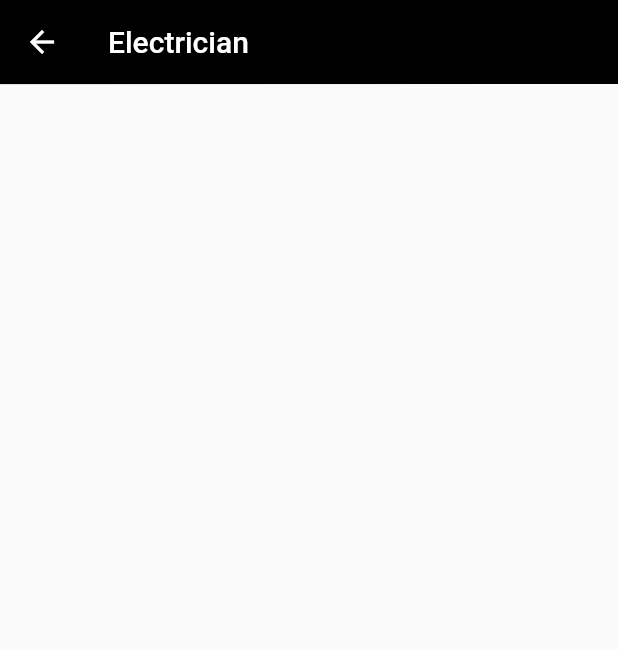
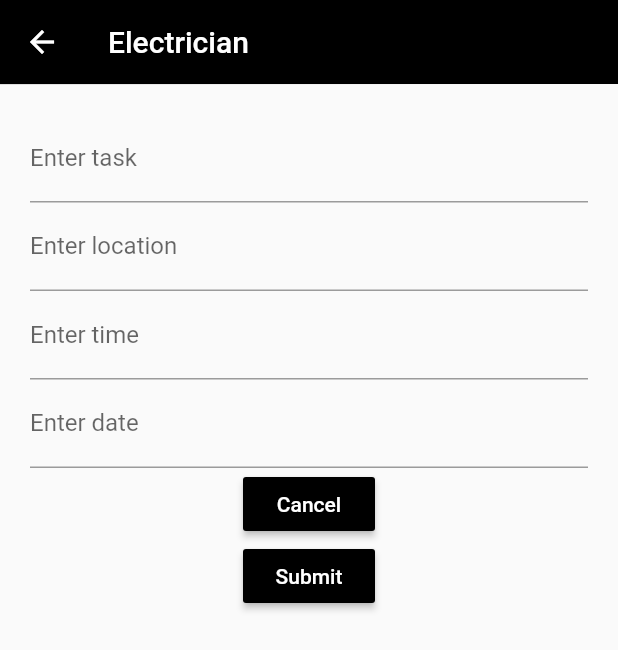
Before and after one commit to ashutoshjak/Jobapp, a Flutter app: the Electrician screen opened directly, on a phone screen of 412 x 824 dp. Shown: the top 650 px of the screen. Run offline on Flutter 3.47's test engine with Material 2 defaults, Android fonts, the phone set to English and light mode, and no system bars; our stand-ins replace carousel_pro.

Commit message:
changes in electricain

```diff
--- a/lib/pages/electrician.dart
+++ b/lib/pages/electrician.dart
@@ -9,12 +9,45 @@ class _ElectricianState extends State<Electrician> {
   @override
   Widget build(BuildContext context) {
     return Scaffold(
-      appBar: new AppBar(
-        elevation: 0.2,
-        backgroundColor: Colors.black,
-        title: Text('Electrician'),
+        appBar: new AppBar(
+          elevation: 0.2,
+          backgroundColor: Colors.black,
+          title: Text('Electrician'),
+        ),
+        body: new Padding(
+          padding: const EdgeInsets.all(20.0),
+          child: Column(
+            children:[
+              new TextField(
+                decoration: new InputDecoration(labelText: 'Enter task',),// labelStyle: TextStyle(color: Colors.black)
+              ),
+              new TextField(
+                decoration: new InputDecoration(labelText: 'Enter location'),
+              ),
+              new TextField(
+                decoration: new InputDecoration(labelText: 'Enter time'),
+              ),
+              new TextField(
+                decoration: new InputDecoration(labelText: 'Enter date'),
+              ),
 
-      ),
+              new RaisedButton(
+                color: Colors.black,
+                onPressed: (){},
+                child: new Text('Cancel',style: TextStyle(color: Colors.white),),
+              ),
+              new RaisedButton(
+                color: Colors.black,
+                onPressed: (){},
+                child: new Text('Submit',style: TextStyle(color: Colors.white),),
+              ),
+
+
+
+            ],
+          ),
+        ),
+
     );
   }
 }
```
